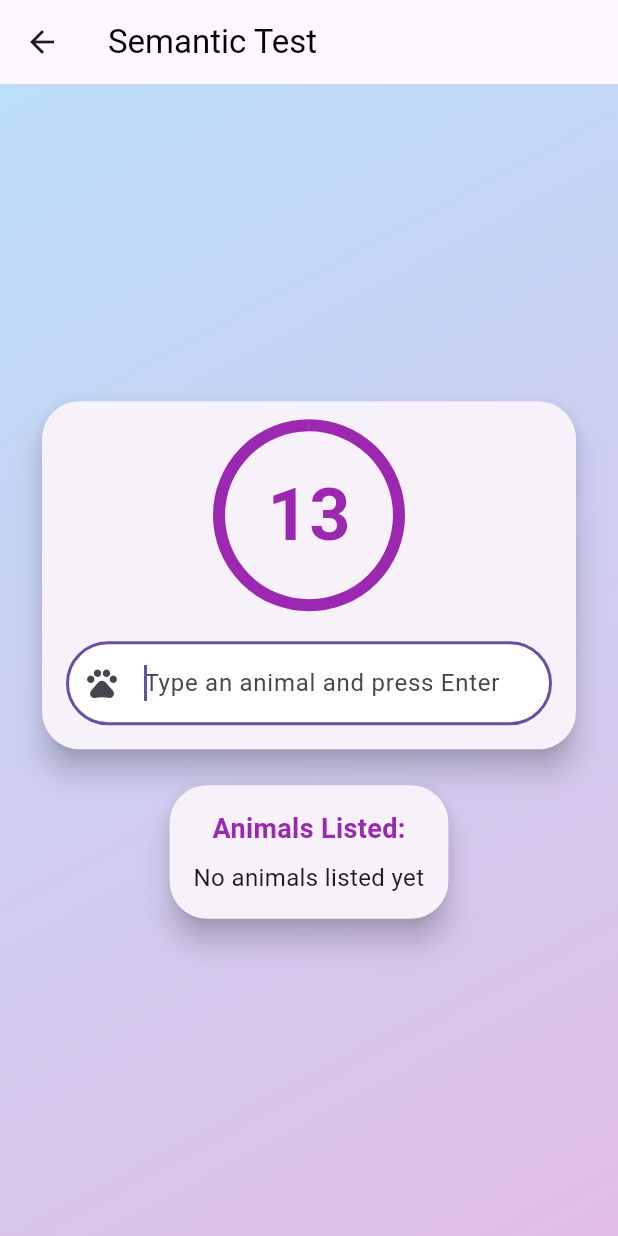
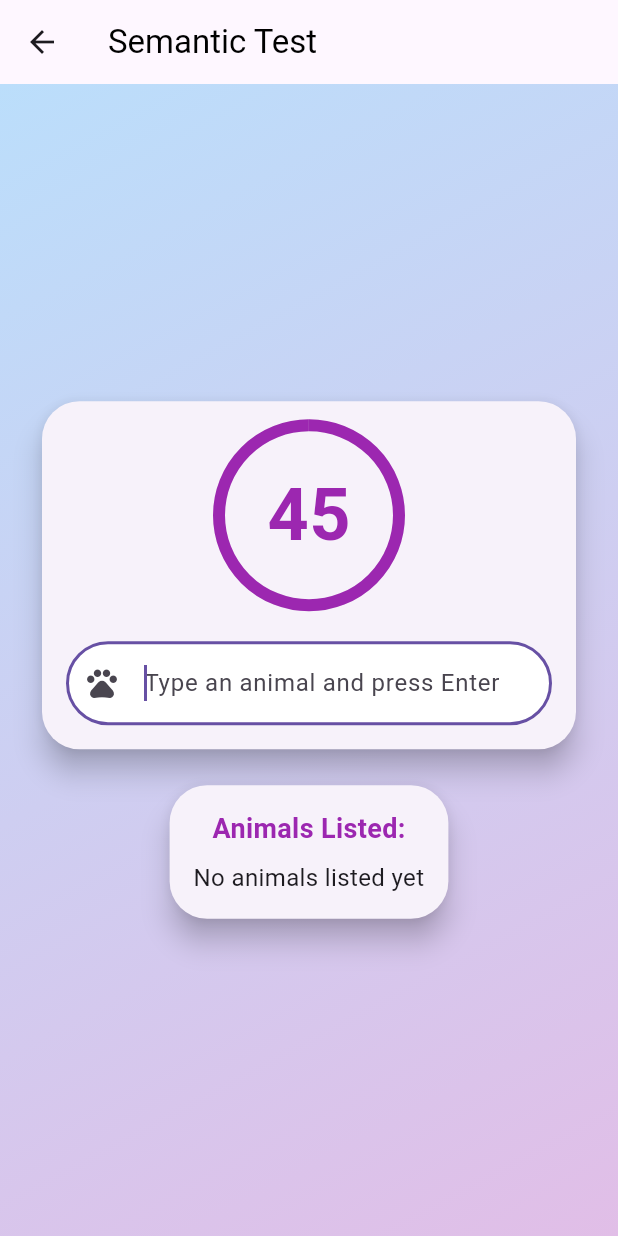
Before and after one commit to truesight-app/truesight_app, a Flutter app: the SemanticTestPage screen opened directly, swiped to page 2, on a phone screen of 412 x 824 dp. Run offline on Flutter 3.47's test engine with Material 3 defaults, Android fonts, the phone set to English and light mode, and no system bars; our stand-ins replace flutter_markdown, flutter_riverpod, google_fonts, google_generative_ai, shared_preferences; missing offline and left inert: audio_waveforms, ffmpeg_kit_flutter, tflite_flutter, wav; accounts and stored records are empty.

Commit message:
change timer back to 45

```diff
--- a/lib/pages/semantic_test.dart
+++ b/lib/pages/semantic_test.dart
@@ -38,8 +38,8 @@ class SemanticTestPage extends StatefulWidget {
 class _SemanticTestPageState extends State<SemanticTestPage> {
   bool started = false;
   bool finished = false; // finished the entire analysis
-  // int timeLeft = 13;
-  ValueNotifier<int> timeLeft = ValueNotifier(13);
+  // int timeLeft = 45;
+  ValueNotifier<int> timeLeft = ValueNotifier(45);
   Timer? _timer;
   FocusNode testFieldFocusNode = FocusNode();
   final PageController _controller = PageController(initialPage: 0);
@@ -124,7 +124,7 @@ class _SemanticTestPageState extends State<SemanticTestPage> {
                 ),
                 const SizedBox(height: 16),
                 const Text(
-                  "List as many animals as possible in 13 seconds!",
+                  "List as many animals as possible in 45 seconds!",
                   textAlign: TextAlign.center,
                   style: TextStyle(fontSize: 18, color: Colors.black87),
                 ),
@@ -132,7 +132,7 @@ class _SemanticTestPageState extends State<SemanticTestPage> {
                 ElevatedButton(
                   onPressed: () {
                     started = true;
-                    timeLeft.value = 13;
+                    timeLeft.value = 45;
                     startTimer();
 
                     _controller.animateToPage(1,
@@ -292,7 +292,7 @@ class _SemanticTestPageState extends State<SemanticTestPage> {
                           width: 120,
                           height: 120,
                           child: CircularProgressIndicator(
-                            value: val / 13,
+                            value: val / 45,
                             strokeWidth: 8,
                             backgroundColor: Colors.grey.shade200,
                             valueColor: AlwaysStoppedAnimation<Color>(
@@ -467,7 +467,7 @@ class _SemanticTestPageState extends State<SemanticTestPage> {
                             setState(() {
                               started = false;
                               finished = false;
-                              timeLeft.value = 13;
+                              timeLeft.value = 45;
                               animals.clear();
                             });
                             Navigator.of(context).pop();
```
Also changed, not shown: 1 other file.
